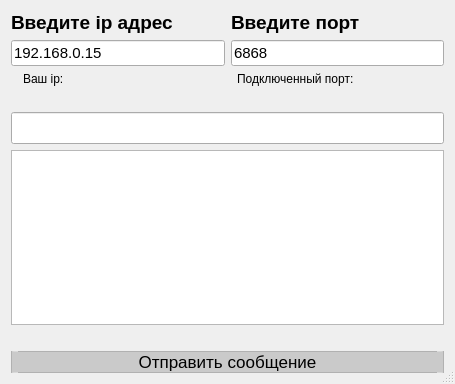
Old version of the form UDPconnectQT.ui in the repository Batonreal/UDPconnect.
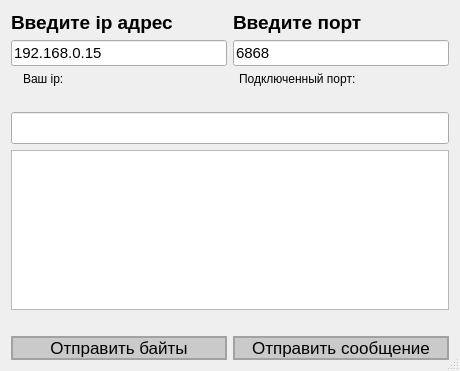
New version of the form.

```diff
--- a/UDPconnectQT.ui
+++ b/UDPconnectQT.ui
@@ -6,8 +6,8 @@
    <rect>
     <x>0</x>
     <y>0</y>
-    <width>455</width>
-    <height>384</height>
+    <width>460</width>
+    <height>371</height>
    </rect>
   </property>
   <property name="windowTitle">
@@ -182,6 +182,34 @@
       </spacer>
      </item>
      <item>
+      <layout class="QHBoxLayout" name="horizontalLayout_5">
+       <item>
+        <widget class="QPushButton" name="pushButton_2">
+         <property name="font">
+          <font>
+           <pointsize>13</pointsize>
+          </font>
+         </property>
+         <property name="styleSheet">
+          <string notr="true">QPushButton {
+color: black;
+background-color: rgba(0, 0, 0, 40);
+border: 2px solid rgba(0, 0, 0, 50);
+}
+QPushButton:hover {
+background-color: rgba(0, 0, 0, 50);
+}
+
+QPushButton:pressed {
+background-color: rgba(0, 0, 0, 80);
+}</string>
+         </property>
+         <property name="text">
+          <string>Отправить байты</string>
+         </property>
+        </widget>
+       </item>
+       <item>
       <widget class="QPushButton" name="pushButton">
        <property name="font">
         <font>
@@ -192,8 +220,7 @@
         <string notr="true">QPushButton {
 color: black;
 background-color: rgba(0, 0, 0, 40);
-border: 1px solid rgba(0, 0, 0, 50);
-border-radius: 7 px;
+border: 2px solid rgba(0, 0, 0, 50);
 }
 QPushButton:hover {
 background-color: rgba(0, 0, 0, 50);
@@ -207,6 +234,8 @@
         <string>Отправить сообщение</string>
        </property>
       </widget>
+       </item>
+      </layout>
      </item>
     </layout>
    </item>
```
Lines whose indentation alone changed are shown as unchanged.
